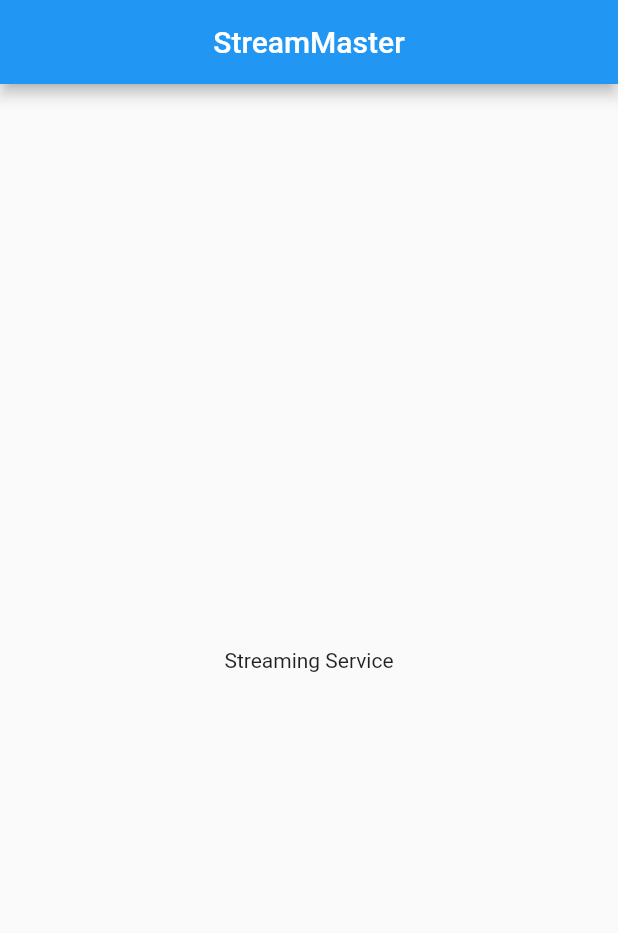
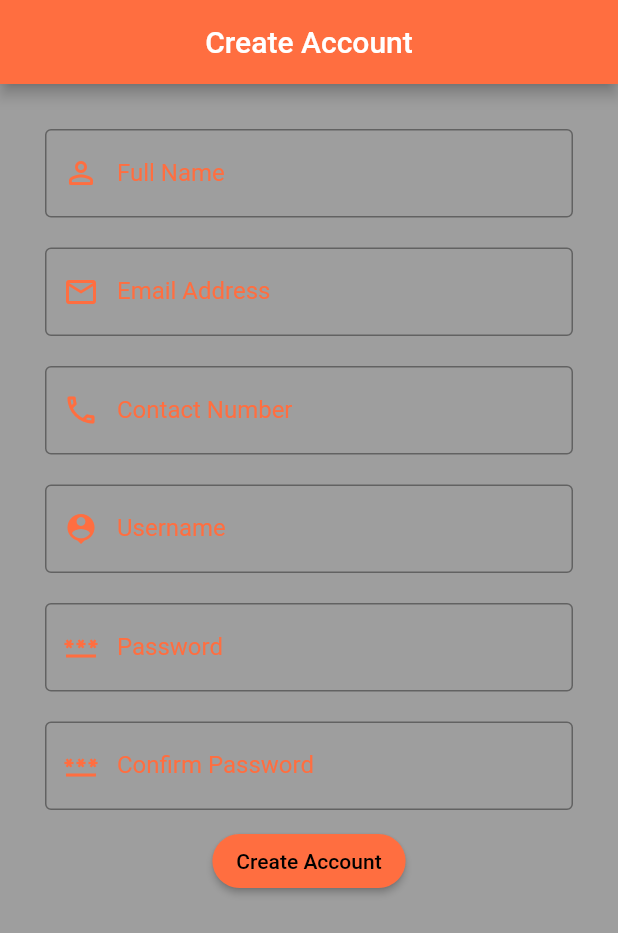
Before and after one commit to adelaykay/techwiz3-androidx, a Flutter app: the screen it shows after launch, on a phone screen of 412 x 824 dp. Shown: the top 933 px of the screen. Run offline on Flutter 3.47's test engine with Material 2 defaults, Android fonts, the phone set to English and light mode, and no system bars; our stand-ins replace firebase_core; accounts and stored records are empty; generated files the repository leaves out were written again.

Commit message:
THE SIGN UP PAGE& INPUT FIELDS

```diff
--- /dev/null
+++ b/the_app/lib/Components/input_Field.dart
@@ -0,0 +1,81 @@
+import 'package:flutter/material.dart';
+class InputField extends StatelessWidget {
+  const InputField({super.key, required this.placeholder, required this.icon, required this.type,});
+final String placeholder;
+final IconData icon;
+final TextInputType type;
+  @override
+  Widget build(BuildContext context) {
+    return TextFormField(
+       keyboardType: type,
+      decoration: InputDecoration(
+        fillColor: Colors.deepOrangeAccent,
+          label: Text(placeholder,style: const TextStyle(color: Colors.deepOrangeAccent,)),
+          prefixIcon:  Icon(icon,color: Colors.deepOrangeAccent,),
+          border: const OutlineInputBorder(),
+          focusedBorder: const OutlineInputBorder(
+              borderSide: BorderSide(width: 2.0,color: Colors.deepOrangeAccent)
+          ),
+          labelStyle: const TextStyle(color: Colors.deepOrangeAccent,)
+      ),
+      validator: (value){
+        if(placeholder == 'Full Name')
+        {
+          if (value!.isEmpty || !RegExp(r'^[A-za-z]+(?:\s[A-Za-z]+)+$').hasMatch(value)) {
+            return "Invalid Name, Only Letters are allowed";
+          }
+          else {
+            return null;
+          }
+        }
+        if(placeholder == 'Email Address')
+          {
+            if (value!.isEmpty || !RegExp(r'^\w+([\.-]?\w+)*@\w+([\.-]?\w+)*(\.\w{2,3})+$').hasMatch(value)) {
+              return "Invalid Email Address";
+            }
+            else {
+              return null;
+            }
+          }
+        if(placeholder == 'Contact Number')
+        {
+          if (value!.isEmpty || !RegExp(r'^(\+234|0)[789]\d{9}$').hasMatch(value)) {
+            return "Enter correct phone number ";
+          }
+          else {
+            return null;
+          }
+        }
+        if(placeholder == 'Username')
+          {
+            if (value!.isEmpty || !RegExp(r'^\+?[0-9]{1,3}[-\s]?\(?[0-9]{1,4}\)?[-\s]?[0-9]{1,4}[-\s]?[0-9]{1,9}$').hasMatch(value)) {
+              return "Username can only contain letters,numbers and the length must be between 8 and 20 characters ";
+            }
+            else {
+              return null;
+            }
+          }
+        if(placeholder == 'Password')
+        {
+          String ? password = value;
+          if(placeholder == 'Confirm Password')
+            {
+              String ? confirmPassword = value;
+              if(confirmPassword == password)
+                {
+                  return 'Passwords match';
+                }
+              else
+              {
+                return 'Passwords do not match';
+              }
+            }
+        }
+
+   return null;
+
+      },
+    );
+
+  }
+}
--- /dev/null
+++ b/the_app/lib/Screens/register.dart
@@ -0,0 +1,76 @@
+import 'package:flutter/material.dart';
+import 'package:the_app/Components/input_Field.dart';
+final formKey = GlobalKey<FormState>();//key for form
+class Register extends StatelessWidget {
+  const Register({super.key});
+  @override
+  Widget build(BuildContext context) {
+    return SafeArea(
+      child: MaterialApp(
+        home: Scaffold(
+          appBar: AppBar(
+            title: const Text('Create Account'),
+            centerTitle: true,
+            backgroundColor: Colors.deepOrangeAccent,
+          ),
+          backgroundColor: Colors. black38,
+        body: Container(
+          padding: const EdgeInsets.all(20.0),
+          child:  Center(
+            child: Form(
+              // key: formKey,
+              child:  Column(
+                children: [
+                  const Padding(
+                    padding: EdgeInsets.all(10.0),
+                    child: InputField(placeholder: 'Full Name', icon: Icons.person_outline_rounded, type: TextInputType.name,),
+                  ),
+                  const Padding(
+                    padding: EdgeInsets.all(10.0),
+                    child: InputField(placeholder: 'Email Address', icon: Icons.email_outlined, type: TextInputType.emailAddress,),
+                  ),
+                  const Padding(
+                    padding: EdgeInsets.all(10.0),
+                    child: InputField(placeholder: 'Contact Number', icon: Icons.phone_outlined, type: TextInputType.phone,),
+                  ),
+                  const Padding(
+                    padding: EdgeInsets.all(10.0),
+                    child: InputField(placeholder: 'Username', icon: Icons.person_pin, type: TextInputType.name,),
+                  ),
+                  const Padding(
+                    padding: EdgeInsets.all(10.0),
+                    child: InputField(placeholder: 'Password', icon: Icons.password_outlined, type: TextInputType.text,),
+                  ),
+                  const Padding(
+                    padding: EdgeInsets.all(10.0),
+                    child: InputField(placeholder: 'Confirm Password', icon: Icons.password_outlined, type: TextInputType.text,),
+                  ),
+
+                  ElevatedButton(
+                    style: ElevatedButton.styleFrom(
+                      backgroundColor: Colors.deepOrangeAccent,
+                        shape: RoundedRectangleBorder(
+                      borderRadius: BorderRadius.circular(20.0)
+                    )),
+                      onPressed: () {
+                    if(formKey.currentState!.validate())
+                      {
+
+                        // Navigator.push(context,
+                        //     MaterialPageRoute(builder:(context) =>
+
+                      }
+                  },
+                      child: const Text('Create Account',style: TextStyle(color: Colors.black),)
+                  )
+                ],
+              ),
+            ),
+          ),
+        )
+
+        ),
+      ),
+    );
+  }
+}
--- /dev/null
+++ b/the_app/lib/apptheme.dart
@@ -0,0 +1 @@
+import 'package:flutter/material.dart';
--- a/the_app/lib/main.dart
+++ b/the_app/lib/main.dart
@@ -1,7 +1,7 @@
 import 'package:flutter/material.dart';
 import 'package:firebase_core/firebase_core.dart';
 import 'firebase_options.dart';
-
+import 'package:the_app/Screens/register.dart';
 void main() async {
   WidgetsFlutterBinding.ensureInitialized();
   await Firebase.initializeApp(
@@ -15,8 +15,8 @@ class MyApp extends StatelessWidget {
 
   @override
   Widget build(BuildContext context) {
-    return MaterialApp(
-      home: Home()
+    return const MaterialApp(
+      home: Register(),
     );
   }
 }
@@ -33,12 +33,12 @@ class _HomeState extends State<Home> {
   Widget build(BuildContext context) {
     return Scaffold(
       appBar: AppBar(
-        title: Text('StreamMaster'),
+        title: const Text('StreamMaster'),
         centerTitle: true,
       ),
-      body: Center(
+      body: const Center(
         child: Text('Streaming Service'),
       ),
-    );;
+    );
   }
 }
```
